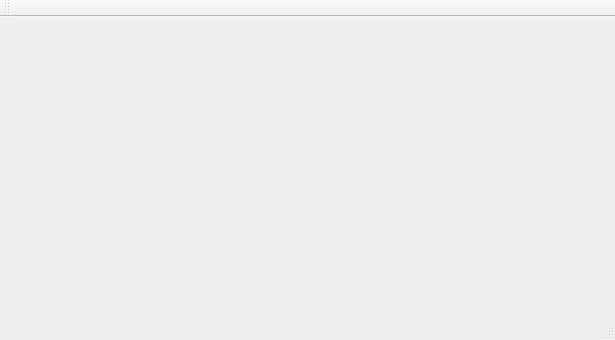
dxphmj/TwoCharPrinter, file HighResolutionPrinter/mainwindow.ui: the form before one commit.
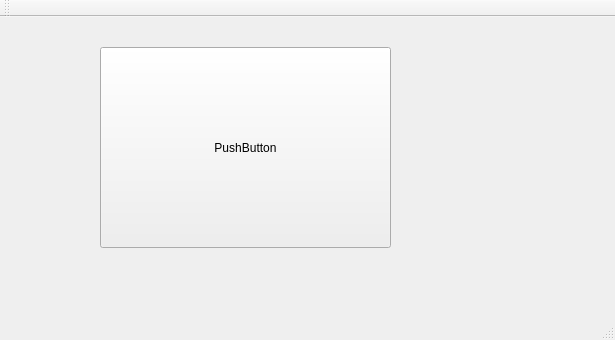
The form after the commit. Icons and pictures are not drawn.

```diff
--- a/HighResolutionPrinter/mainwindow.ui
+++ b/HighResolutionPrinter/mainwindow.ui
@@ -13,7 +13,24 @@
   <property name="windowTitle">
    <string>MainWindow</string>
   </property>
-  <widget class="QWidget" name="centralWidget"/>
+  <widget class="QWidget" name="centralWidget">
+   <widget class="QPushButton" name="pushButton">
+    <property name="geometry">
+     <rect>
+      <x>100</x>
+      <y>30</y>
+      <width>291</width>
+      <height>201</height>
+     </rect>
+    </property>
+    <property name="styleSheet">
+     <string notr="true">background-image: url(:/Images/IMG_3375.JPG);</string>
+    </property>
+    <property name="text">
+     <string>PushButton</string>
+    </property>
+   </widget>
+  </widget>
   <widget class="QMenuBar" name="menuBar">
    <property name="geometry">
     <rect>
```
Left out of the diff: 6 changed lines with no effect on the pictures.
